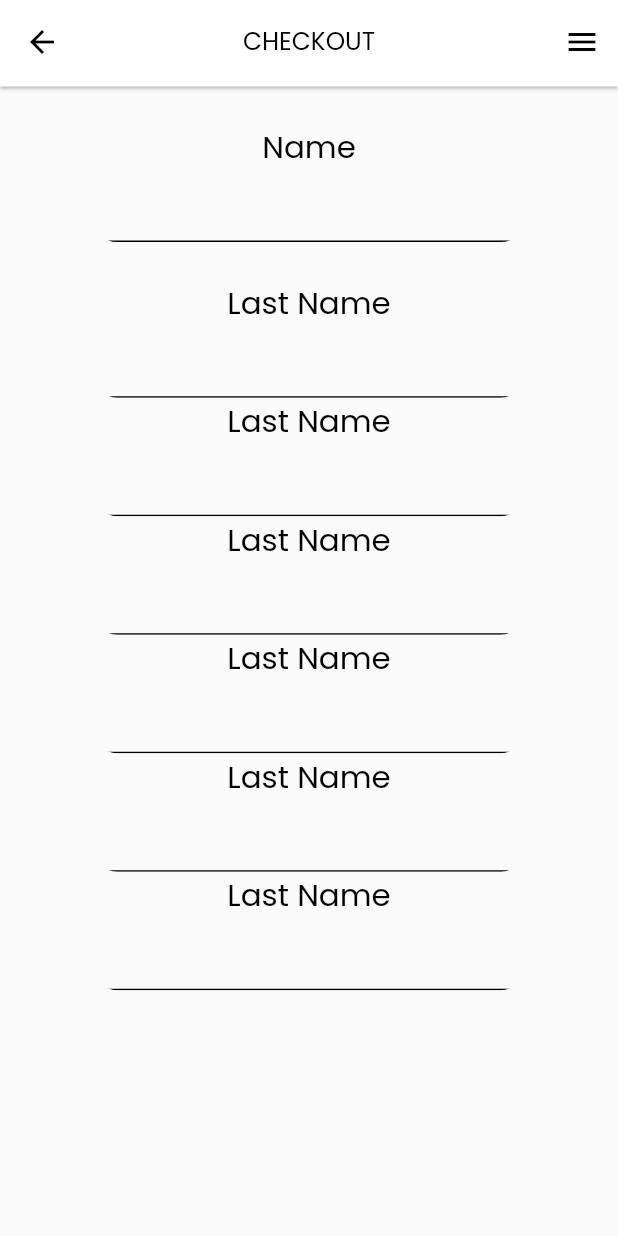
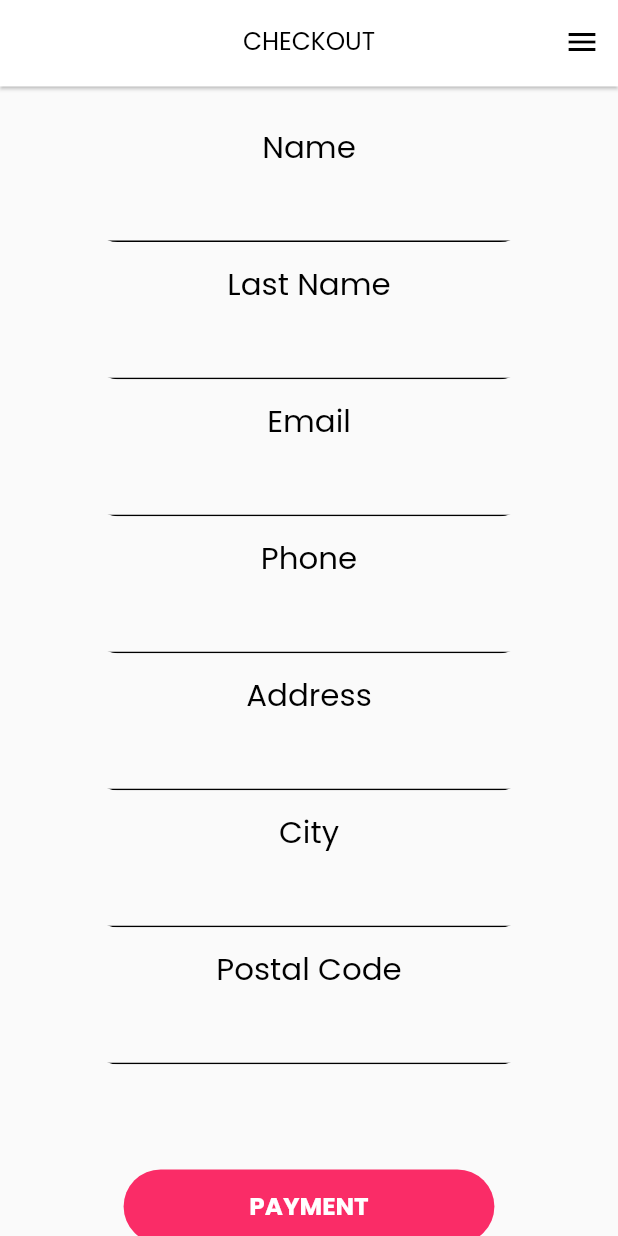
Before and after one commit to naqeeb9a/Mik-n-min, a Flutter app: the AddDetails screen opened directly, on a phone screen of 412 x 824 dp. Run offline on Flutter 3.47's test engine with Material 2 defaults, Android fonts, the phone set to English and light mode, and no system bars; our stand-ins replace card_swiper, carousel_slider, email_validator, google_fonts, graphql, line_icons.

Commit message:
[atif] : add_details.dart

```diff
--- a/lib/atif/add_details.dart
+++ b/lib/atif/add_details.dart
@@ -1,9 +1,9 @@
 import 'package:email_validator/email_validator.dart';
 import 'package:flutter/material.dart';
 import 'package:mik_and_min/widgets/app_bar.dart';
-
 import '../utils/config.dart';
 import '../utils/dynamic_sizes.dart';
+import '../widgets/buttons.dart';
 import '../widgets/form_fields.dart';
 import '../widgets/text_widget.dart';
 
@@ -28,8 +28,9 @@ class _AddDetailsState extends State<AddDetails> {
       child: Scaffold(
         appBar: customAppBar(context, onlyText: true, titleText: "CHECKOUT"),
         endDrawer: customAppBar(context),
-        body: SizedBox(
-          height: CustomSizes().dynamicHeight(context, 1),
+        body: SingleChildScrollView(
+          child: SizedBox(
+            height: CustomSizes().dynamicHeight(context, .88),
             width: CustomSizes().dynamicWidth(context, 1),
             child: Column(
               crossAxisAlignment: CrossAxisAlignment.center,
@@ -45,13 +46,13 @@ class _AddDetailsState extends State<AddDetails> {
                     function: (value) {
                       if (EmailValidator.validate(value)) {
                       } else {
-                      return "Enter Valid Email";
+                        return "Enter Valid Name";
                       }
                       return null;
                     },
                   ),
                 ),
-              CustomSizes().heightBox(context, .06),
+                CustomSizes().heightBox(context, .03),
                 text(
                   context,
                   "Last Name",
@@ -67,15 +68,17 @@ class _AddDetailsState extends State<AddDetails> {
                     function: (value) {
                       if (EmailValidator.validate(value)) {
                       } else {
-                      return "Enter Valid Email";
+                        return "Enter Valid Last Name";
                       }
                       return null;
                     },
                   ),
                 ),
+                CustomSizes().heightBox(context, .03),
+
                 text(
                   context,
-                "Last Name",
+                  "Email",
                   .05,
                   CustomColors.customBlack,
                 ),
@@ -83,8 +86,8 @@ class _AddDetailsState extends State<AddDetails> {
                   width: CustomSizes().dynamicWidth(context, .7),
                   child: inputTextField(
                     context,
-                  "Last Name",
-                  lastName,
+                    "Email",
+                    email,
                     function: (value) {
                       if (EmailValidator.validate(value)) {
                       } else {
@@ -94,9 +97,10 @@ class _AddDetailsState extends State<AddDetails> {
                     },
                   ),
                 ),
+                CustomSizes().heightBox(context, .03),
                 text(
                   context,
-                "Last Name",
+                  "Phone",
                   .05,
                   CustomColors.customBlack,
                 ),
@@ -104,20 +108,21 @@ class _AddDetailsState extends State<AddDetails> {
                   width: CustomSizes().dynamicWidth(context, .7),
                   child: inputTextField(
                     context,
-                  "Last Name",
-                  lastName,
+                    "Phone",
+                    phone,
                     function: (value) {
                       if (EmailValidator.validate(value)) {
                       } else {
-                      return "Enter Valid Email";
+                        return "Enter Valid Ph N.O.";
                       }
                       return null;
                     },
                   ),
                 ),
+                CustomSizes().heightBox(context, .03),
                 text(
                   context,
-                "Last Name",
+                  "Address",
                   .05,
                   CustomColors.customBlack,
                 ),
@@ -125,20 +130,21 @@ class _AddDetailsState extends State<AddDetails> {
                   width: CustomSizes().dynamicWidth(context, .7),
                   child: inputTextField(
                     context,
-                  "Last Name",
-                  lastName,
+                    "Address",
+                    address,
                     function: (value) {
                       if (EmailValidator.validate(value)) {
                       } else {
-                      return "Enter Valid Email";
+                        return "Enter Valid Address";
                       }
                       return null;
                     },
                   ),
                 ),
+                CustomSizes().heightBox(context, .03),
                 text(
                   context,
-                "Last Name",
+                  "City",
                   .05,
                   CustomColors.customBlack,
                 ),
@@ -146,20 +152,22 @@ class _AddDetailsState extends State<AddDetails> {
                   width: CustomSizes().dynamicWidth(context, .7),
                   child: inputTextField(
                     context,
-                  "Last Name",
-                  lastName,
+                    "City",
+                    city,
                     function: (value) {
                       if (EmailValidator.validate(value)) {
                       } else {
-                      return "Enter Valid Email";
+                        return "Enter Valid City";
                       }
                       return null;
                     },
                   ),
                 ),
+                CustomSizes().heightBox(context, .03),
+
                 text(
                   context,
-                "Last Name",
+                  "Postal Code",
                   .05,
                   CustomColors.customBlack,
                 ),
@@ -167,18 +175,27 @@ class _AddDetailsState extends State<AddDetails> {
                   width: CustomSizes().dynamicWidth(context, .7),
                   child: inputTextField(
                     context,
-                  "Last Name",
-                  lastName,
+                    "Postal Code",
+                    postalCode,
                     function: (value) {
                       if (EmailValidator.validate(value)) {
                       } else {
-                      return "Enter Valid Email";
+                        return "Enter Valid Postal Code";
                       }
                       return null;
                     },
                   ),
                 ),
+                CustomSizes().heightBox(context, 0.17),
+                coloredButton(
+                  context,
+                  "PAYMENT",
+                  CustomColors.customPink,
+                  fontColor: true,
+                  width: CustomSizes().dynamicWidth(context, 0.6),
+                ),
               ],
+            ),
           ),
         ),
       ),
--- a/lib/main.dart
+++ b/lib/main.dart
@@ -1,6 +1,8 @@
 import 'package:flutter/material.dart';
 import 'package:google_fonts/google_fonts.dart';
 import 'package:mik_and_min/app%20screens/authenctication%20screens/login.dart';
+import 'package:mik_and_min/atif/add_details.dart';
+import 'package:mik_and_min/atif/confirm_order.dart';
 import 'package:mik_and_min/utils/config.dart';
 
 void main() {
@@ -21,7 +23,7 @@ class MyApp extends StatelessWidget {
           Theme.of(context).textTheme,
         ),
       ),
-      home: const Login(),
+      home: const AddDetails(),
     );
   }
 }
```
Also changed, not shown: lib/app screens/khubaib/view_page.dart (+7 -7 lines). Lines whose indentation alone changed are shown as unchanged.
